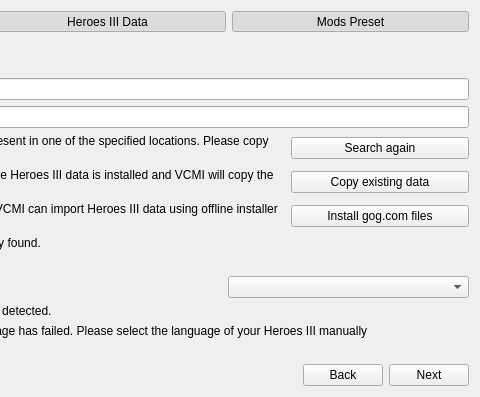
First picture: the form in launcher/firstLaunch/firstlaunch_moc.ui, repository vcmi/vcmi, before the edit; both pictures show x 265 to 745 and y 0 to 397 of the 745 by 397 pixel window.
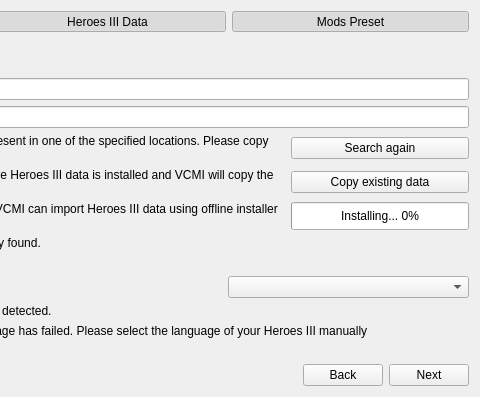
Second picture: the form after the edit. The open tabs and pages were chosen to show the change.

Commit message: Code review; use progress bar

Patch:
```diff
--- a/launcher/firstLaunch/firstlaunch_moc.ui
+++ b/launcher/firstLaunch/firstlaunch_moc.ui
@@ -289,6 +289,34 @@
            </property>
           </widget>
          </item>
+         <item row="4" column="3">
+          <widget class="QProgressBar" name="progressBarGog">
+            <property name="sizePolicy">
+             <sizepolicy hsizetype="Expanding" vsizetype="Minimum">
+              <horstretch>0</horstretch>
+              <verstretch>0</verstretch>
+             </sizepolicy>
+            </property>
+            <property name="maximum">
+             <number>100</number>
+            </property>
+            <property name="value">
+             <number>0</number>
+            </property>
+            <property name="textVisible">
+             <bool>true</bool>
+            </property>
+            <property name="invertedAppearance">
+             <bool>false</bool>
+            </property>
+            <property name="format">
+             <string>Installing... %p%</string>
+            </property>
+            <property name="visible">
+              <bool>false</bool>
+            </property>
+           </widget>
+         </item>
          <item row="2" column="3">
           <widget class="QPushButton" name="pushButtonDataSearch">
            <property name="sizePolicy">
```
The commit also changes 1 other file.
